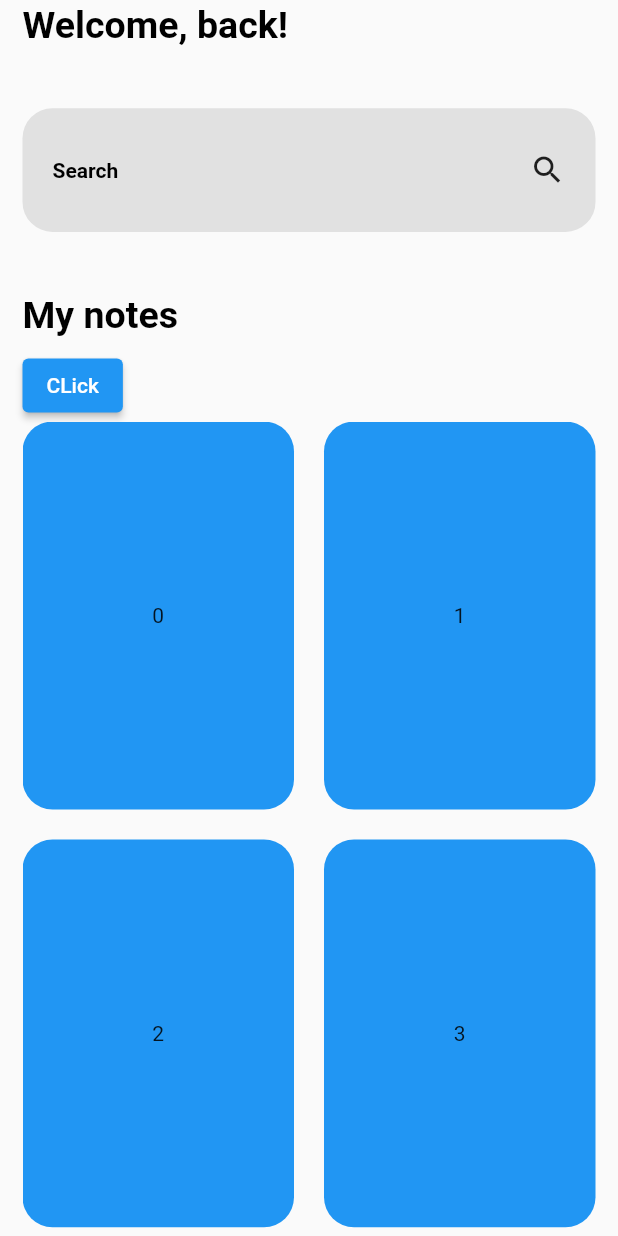
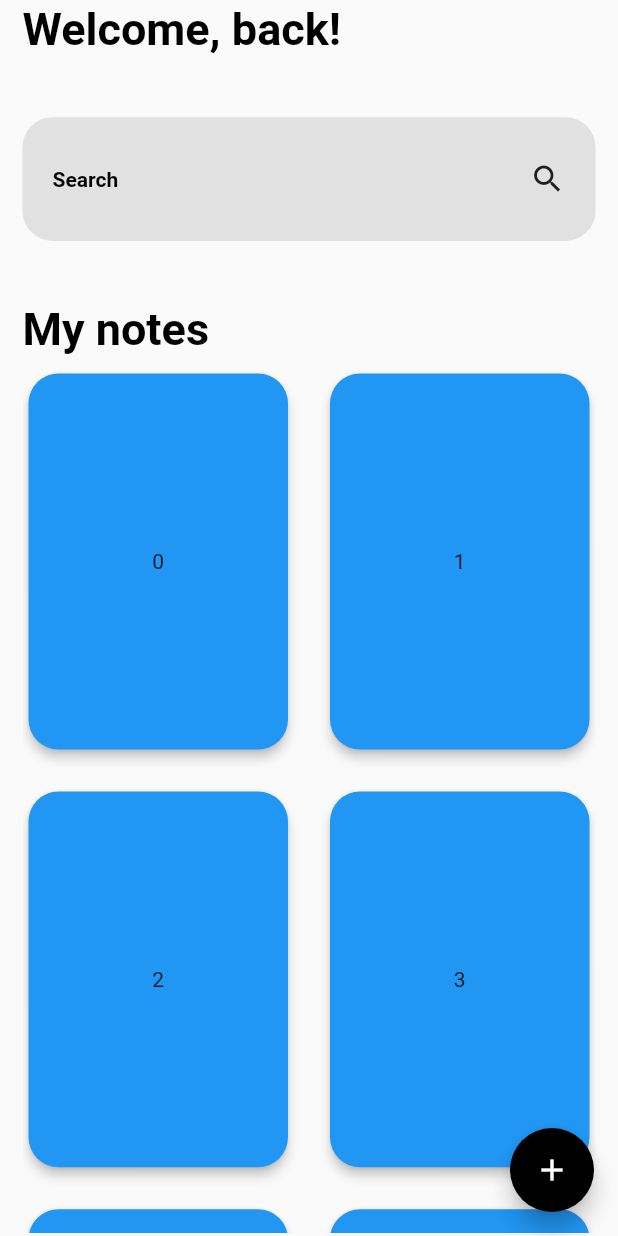
Before and after one commit to fagnerdossantos/notes, a Flutter app: the screen it shows after launch, on a phone screen of 412 x 824 dp. Run offline on Flutter 3.47's test engine with Material 2 defaults, Android fonts, the phone set to English and light mode, and no system bars.

Commit message:
Added notes bottom sheet

```diff
--- a/lib/home_page.dart
+++ /dev/null
@@ -1,174 +0,0 @@
-import 'package:flutter/material.dart';
-
-class HomePage extends StatelessWidget {
-  const HomePage({super.key});
-
-  @override
-  Widget build(BuildContext context) {
-    final Size size = MediaQuery.of(context).size;
-
-    final double height = size.height;
-    final double width = size.width;
-
-    return Scaffold(
-      // App Body
-      body: SafeArea(
-        child: Padding(
-          padding: const EdgeInsets.symmetric(
-            vertical: 2,
-            horizontal: 15,
-          ),
-
-          // Content
-          child: Column(
-            crossAxisAlignment: CrossAxisAlignment.start,
-            children: [
-              const Text(
-                "Welcome, back!",
-                style: TextStyle(
-                  color: Colors.black,
-                  fontSize: 25,
-                  fontWeight: FontWeight.bold,
-                ),
-              ),
-
-              // Some Space
-              SizedBox(
-                height: height * .05,
-              ),
-
-              Container(
-                // Size
-                height: height * .1,
-                width: width,
-
-                // Padding
-                padding: const EdgeInsets.symmetric(
-                  horizontal: 20,
-                ),
-
-                decoration: BoxDecoration(
-                  // Colors
-                  color: Colors.transparent.withOpacity(
-                    0.1,
-                  ),
-
-                  // Shape
-                  borderRadius: BorderRadius.circular(
-                    20,
-                  ),
-                ),
-
-                child: Row(
-                  mainAxisAlignment: MainAxisAlignment.spaceBetween,
-                  children: const [
-                    // Text
-                    Text(
-                      "Search",
-                      style: TextStyle(
-                        color: Colors.black,
-                        //fontSize: 25,
-                        fontWeight: FontWeight.bold,
-                      ),
-                    ),
-
-                    // Icon
-                    Icon(
-                      Icons.search,
-                    ),
-                  ],
-                ),
-              ),
-
-              // Some Space
-              SizedBox(
-                height: height * .05,
-              ),
-
-              const Text(
-                "My notes",
-                style: TextStyle(
-                  color: Colors.black,
-                  fontSize: 25,
-                  fontWeight: FontWeight.bold,
-                ),
-              ),
-
-              // Some Space
-              SizedBox(
-                height: height * .01,
-              ),
-
-              ElevatedButton(
-                  onPressed: () {
-                    bottonSheetPage(context, size);
-                  },
-                  child: Text("CLick")),
-
-              Expanded(
-                child: GridView.builder(
-                  gridDelegate: const SliverGridDelegateWithFixedCrossAxisCount(
-                    crossAxisCount: 2,
-                    crossAxisSpacing: 20,
-                    mainAxisSpacing: 20,
-                    childAspectRatio: .7,
-                  ),
-                  itemCount: 8,
-                  itemBuilder: ((context, index) {
-                    return Container(
-                      decoration: BoxDecoration(
-                        // Color
-                        color: Colors.blue,
-
-                        // Shape
-                        borderRadius: BorderRadius.circular(
-                          20,
-                        ),
-                      ),
-                      child: Center(
-                        child: Text(
-                          index.toString(),
-                        ),
-                      ),
-                    );
-                  }),
-                ),
-              ),
-            ],
-          ),
-        ),
-      ),
-    );
-  }
-}
-
-Future bottonSheetPage(BuildContext context, Size size) => showModalBottomSheet(
-      // Allow to use total screen size
-      isScrollControlled: true,
-
-      context: context,
-
-      builder: ((_) {
-        // Size
-        final double height = size.height;
-        final double width = size.width;
-
-        return SizedBox(
-          height: height * .8,
-          child: Column(
-            mainAxisAlignment: MainAxisAlignment.center,
-            children: [
-              Container(
-
-                height: height * .1,
-                width: width * .6,
-                color: Colors.black,
-                child: Text(
-                  "$height $width",
-                ),
-              ),
-            ],
-          ),
-        );
-      }),
-    );
--- a/lib/main.dart
+++ b/lib/main.dart
@@ -1,10 +1,12 @@
 import 'package:flutter/material.dart';
 import 'package:flutter/services.dart';
 
-import 'package:notes/app_widget.dart';
+import 'package:notes/src/app_widget.dart';
 
 void main() {
   runApp(const AppWidget());
 
-  SystemChrome.setEnabledSystemUIMode(SystemUiMode.edgeToEdge);
+  SystemChrome.setSystemUIOverlayStyle(const SystemUiOverlayStyle(
+    statusBarColor: Colors.transparent,
+  ));
 }
--- a/lib/app_widget.dart
+++ b/lib/src/app_widget.dart
@@ -1,5 +1,5 @@
 import 'package:flutter/material.dart';
-import 'package:notes/home_page.dart';
+import 'package:notes/src/home/pages/home_page.dart';
 
 class AppWidget extends StatelessWidget {
   const AppWidget({super.key});
--- /dev/null
+++ b/lib/src/home/components/home_labels_component.dart
@@ -0,0 +1,18 @@
+import 'package:flutter/material.dart';
+
+class HomeLabels extends StatelessWidget {
+  final String label;
+  const HomeLabels({super.key, required this.label});
+
+  @override
+  Widget build(BuildContext context) {
+    return Text(
+      label,
+      style: const TextStyle(
+        color: Colors.black,
+        fontSize: 30,
+        fontWeight: FontWeight.bold,
+      ),
+    );
+  }
+}
--- /dev/null
+++ b/lib/src/home/pages/home_page.dart
@@ -0,0 +1,76 @@
+import 'package:flutter/material.dart';
+import 'package:notes/src/home/components/home_labels_component.dart';
+import 'package:notes/src/notes/components/add_note_sheet_component.dart';
+import 'package:notes/src/notes/components/notes_builder_component.dart';
+import 'package:notes/src/notes/components/search_component.dart';
+
+class HomePage extends StatelessWidget {
+  const HomePage({super.key});
+
+  @override
+  Widget build(BuildContext context) {
+    final Size size = MediaQuery.of(context).size;
+
+    final double height = size.height;
+
+    return Scaffold(
+      // App Body
+      body: SafeArea(
+        child: Padding(
+          padding: const EdgeInsets.symmetric(
+            vertical: 2,
+            horizontal: 15,
+          ),
+
+          // Content
+          child: Column(
+            crossAxisAlignment: CrossAxisAlignment.start,
+            children: [
+              // Welcoming label
+              const HomeLabels(label: "Welcome, back!"),
+
+              verticalSpace(
+                height: height * .05,
+              ),
+
+              SearchComponent(
+                size: size,
+              ),
+
+              verticalSpace(
+                height: height * .05,
+              ),
+
+              const HomeLabels(
+                label: "My notes",
+              ),
+
+              verticalSpace(height: height * .01),
+
+              const Expanded(
+                child: NotesBuilderComponent(),
+              ),
+            ],
+          ),
+        ),
+      ),
+      floatingActionButton: FloatingActionButton(
+        // Action
+        onPressed: () => addNoteSheetComponents(
+          context: context,
+          size: size,
+        ),
+
+        // Color
+        backgroundColor: Colors.black,
+
+        // Icon
+        child: const Icon(Icons.add),
+      ),
+    );
+  }
+}
+
+SizedBox verticalSpace({double height = 20}) => SizedBox(
+      height: height,
+    );
--- /dev/null
+++ b/lib/src/notes/components/notes_builder_component.dart
@@ -0,0 +1,29 @@
+import 'package:flutter/material.dart';
+import 'package:notes/src/notes/components/notes_card.dart';
+
+class NotesBuilderComponent extends StatelessWidget {
+  const NotesBuilderComponent({super.key});
+
+  @override
+  Widget build(BuildContext context) {
+    return GridView.builder(
+      // Delegate
+      gridDelegate: const SliverGridDelegateWithFixedCrossAxisCount(
+        crossAxisCount: 2,
+        crossAxisSpacing: 20,
+        mainAxisSpacing: 20,
+        childAspectRatio: .7,
+      ),
+
+      // Count
+      itemCount: 8,
+
+      // Builder
+      itemBuilder: ((context, index) {
+        return NotesCard(
+          index: index,
+        );
+      }),
+    );
+  }
+}
--- /dev/null
+++ b/lib/src/notes/components/notes_card.dart
@@ -0,0 +1,27 @@
+import 'package:flutter/material.dart';
+
+class NotesCard extends StatelessWidget {
+  final int index;
+  const NotesCard({super.key, required this.index});
+
+  @override
+  Widget build(BuildContext context) {
+    return Card(
+      // Card sColor
+      color: Colors.blue,
+
+      // Card Shape
+      shape: RoundedRectangleBorder(
+        borderRadius: BorderRadius.circular(20),
+      ),
+
+      elevation: 3.0,
+
+      child: Center(
+        child: Text(
+          index.toString(),
+        ),
+      ),
+    );
+  }
+}
--- /dev/null
+++ b/lib/src/notes/components/search_component.dart
@@ -0,0 +1,53 @@
+import 'package:flutter/material.dart';
+
+class SearchComponent extends StatelessWidget {
+  final Size size;
+  const SearchComponent({super.key, required this.size});
+
+  @override
+  Widget build(BuildContext context) {
+    // Getting screen Size
+    final double height = size.height;
+    final double width = size.width;
+
+    return Container(
+      // Size
+      height: height * .1,
+      width: width,
+
+      padding: const EdgeInsets.symmetric(
+        horizontal: 20,
+      ),
+
+      decoration: BoxDecoration(
+        // Colors
+        color: Colors.transparent.withOpacity(
+          0.1,
+        ),
+
+        // Shape
+        borderRadius: BorderRadius.circular(
+          20,
+        ),
+      ),
+
+      child: Row(
+        mainAxisAlignment: MainAxisAlignment.spaceBetween,
+        children: const [
+          // Search Text
+          Text(
+            "Search",
+            style: TextStyle(
+              color: Colors.black,
+              fontWeight: FontWeight.bold,
+            ),
+          ),
+
+          Icon(
+            Icons.search,
+          ),
+        ],
+      ),
+    );
+  }
+}
```
Also changed, not shown: lib/src/notes/components/add_button_component.dart (added, +40 -0 lines), lib/src/notes/components/add_note_sheet_component.dart (added, +101 -0 lines), lib/src/notes/components/notes_field.dart (added, +38 -0 lines), lib/src/database/notes_db.dart (added).
